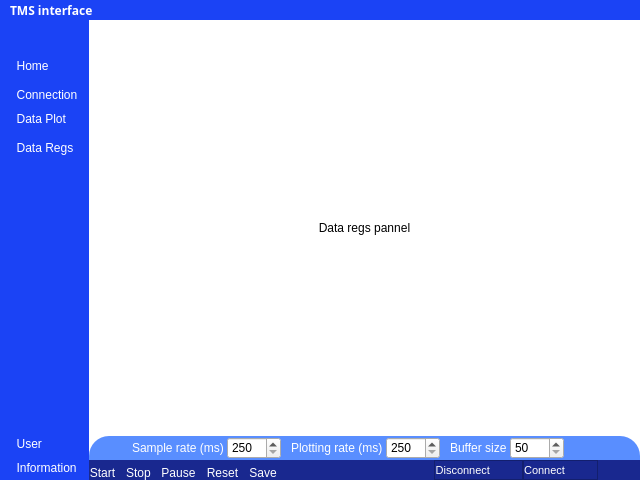
First picture: the form in measurement-system/software/interface.ui, repository GICM-UdeA/Horno-CS, before the edit.
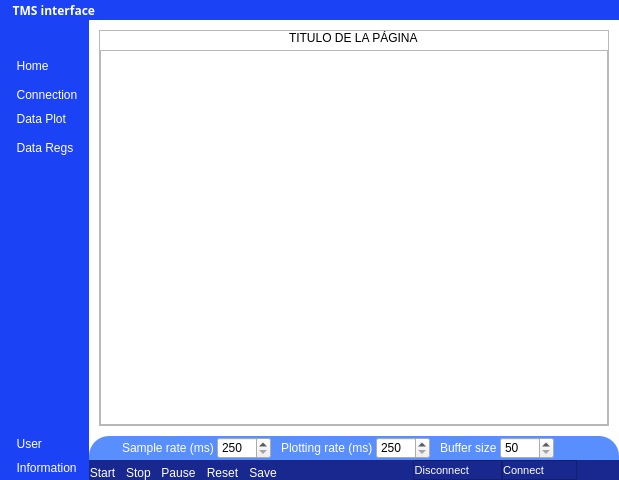
Second picture: the form after the edit. The open tabs and pages were chosen to show the change. Icons and pictures are not drawn. Custom widgets are drawn as their Qt base class.

Commit message: Save GUI checkpoint 2 At the moment this interface has functional: - Connection panel: COM connection and serial monitor - User panel: Open a Dialog to change User info, there is also a toolTip to show info - Plot panel: Empty canvas with tool bar posicioned - Table panel: A tableView with pandas model to show data

What changed in the file:
```diff
--- a/measurement-system/software/interface.ui
+++ b/measurement-system/software/interface.ui
@@ -6,7 +6,7 @@
    <rect>
     <x>0</x>
     <y>0</y>
-    <width>640</width>
+    <width>619</width>
     <height>480</height>
    </rect>
   </property>
@@ -125,6 +125,34 @@
           <property name="bottomMargin">
            <number>0</number>
           </property>
+          <item>
+           <widget class="QLabel" name="temp_icon">
+            <property name="minimumSize">
+             <size>
+              <width>12</width>
+              <height>12</height>
+             </size>
+            </property>
+            <property name="maximumSize">
+             <size>
+              <width>12</width>
+              <height>12</height>
+             </size>
+            </property>
+            <property name="text">
+             <string/>
+            </property>
+            <property name="pixmap">
+             <pixmap>icons/thermometer.svg</pixmap>
+            </property>
+            <property name="scaledContents">
+             <bool>true</bool>
+            </property>
+            <property name="alignment">
+             <set>Qt::AlignRight|Qt::AlignTrailing|Qt::AlignVCenter</set>
+            </property>
+           </widget>
+          </item>
           <item alignment="Qt::AlignRight">
            <widget class="QLabel" name="window_title_label">
             <property name="font">
@@ -140,6 +168,9 @@
             <property name="text">
              <string>TMS interface</string>
             </property>
+            <property name="alignment">
+             <set>Qt::AlignRight|Qt::AlignTrailing|Qt::AlignVCenter</set>
+            </property>
             <property name="margin">
              <number>1</number>
             </property>
@@ -1634,14 +1665,77 @@
                </widget>
                <widget class="QWidget" name="data_regs_page">
                 <layout class="QVBoxLayout" name="verticalLayout_12">
+                 <property name="spacing">
+                  <number>0</number>
+                 </property>
+                 <property name="leftMargin">
+                  <number>10</number>
+                 </property>
+                 <property name="topMargin">
+                  <number>10</number>
+                 </property>
+                 <property name="rightMargin">
+                  <number>10</number>
+                 </property>
+                 <property name="bottomMargin">
+                  <number>10</number>
+                 </property>
                  <item>
-                  <widget class="QLabel" name="label_5">
-                   <property name="text">
-                    <string>Data regs pannel</string>
+                  <widget class="QFrame" name="frame_7">
+                   <property name="frameShape">
+                    <enum>QFrame::StyledPanel</enum>
                    </property>
-                   <property name="alignment">
-                    <set>Qt::AlignCenter</set>
+                   <property name="frameShadow">
+                    <enum>QFrame::Raised</enum>
                    </property>
+                   <layout class="QVBoxLayout" name="verticalLayout_9">
+                    <property name="spacing">
+                     <number>5</number>
+                    </property>
+                    <property name="leftMargin">
+                     <number>0</number>
+                    </property>
+                    <property name="topMargin">
+                     <number>0</number>
+                    </property>
+                    <property name="rightMargin">
+                     <number>0</number>
+                    </property>
+                    <property name="bottomMargin">
+                     <number>0</number>
+                    </property>
+                    <item alignment="Qt::AlignHCenter">
+                     <widget class="QLabel" name="label_4">
+                      <property name="text">
+                       <string>TITULO DE LA PÁGINA</string>
+                      </property>
+                     </widget>
+                    </item>
+                    <item>
+                     <widget class="QTableView" name="data_table_viewer">
+                      <property name="font">
+                       <font>
+                        <pointsize>8</pointsize>
+                       </font>
+                      </property>
+                      <property name="sizeAdjustPolicy">
+                       <enum>QAbstractScrollArea::AdjustToContents</enum>
+                      </property>
+                      <property name="autoScrollMargin">
+                       <number>0</number>
+                      </property>
+                      <property name="editTriggers">
+                       <set>QAbstractItemView::NoEditTriggers</set>
+                      </property>
+                      <attribute name="horizontalHeaderMinimumSectionSize">
+                       <number>10</number>
+                      </attribute>
+                      <attribute name="horizontalHeaderDefaultSectionSize">
+                       <number>100</number>
+                      </attribute>
+                     </widget>
+                    </item>
+                   </layout>
                   </widget>
                  </item>
                 </layout>
```
Left out of the diff: 41 changed lines with no effect on the pictures. The commit also changes 4 other files.
